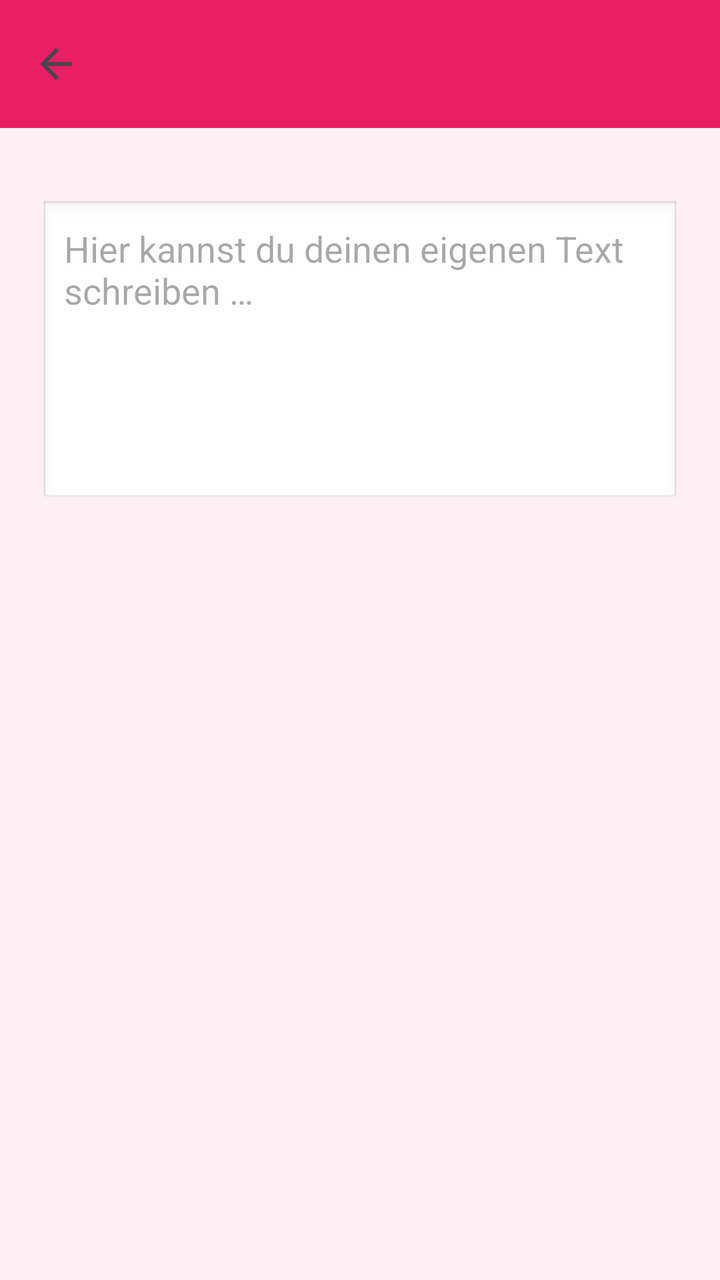
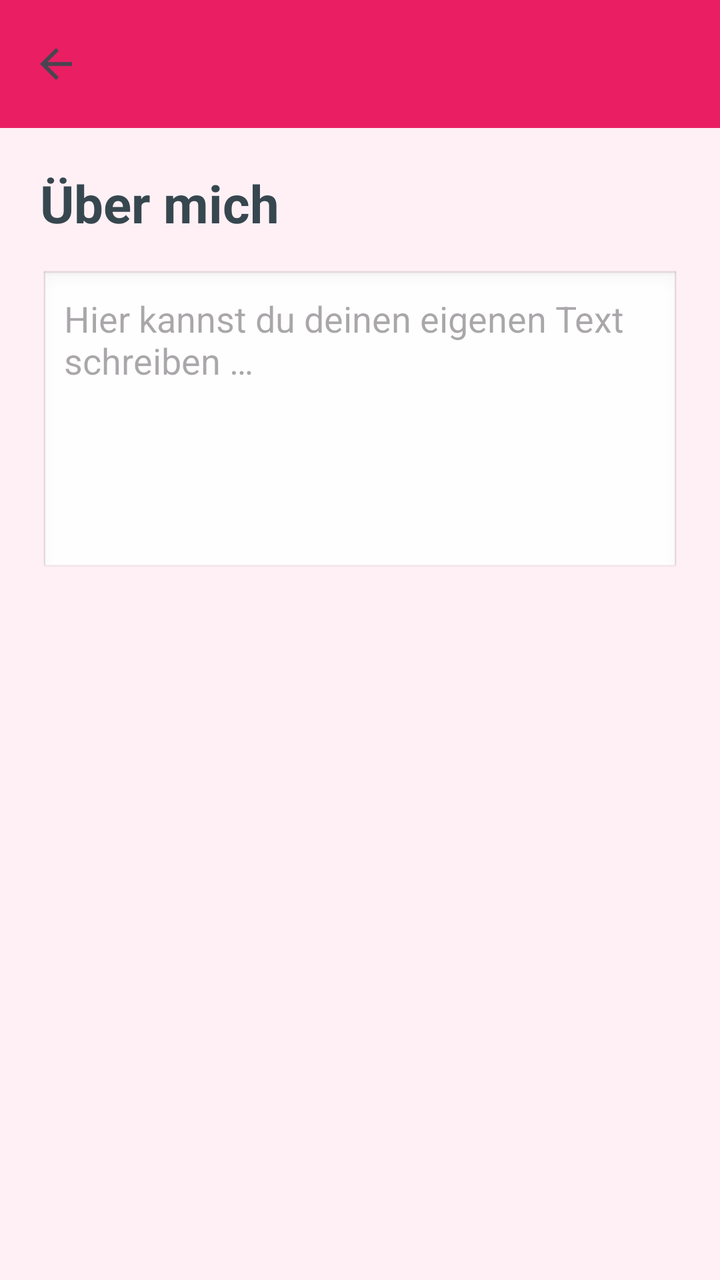

Screens rendered from an Android XML layout before and after an edit, with the pre-edit source and the edit as a unified diff.
<!-- AndroidManifest.xml: application theme Theme.MeinTagebuch -->
<!-- res/layout/activity_ueber_mich.xml -->
<?xml version="1.0" encoding="utf-8"?>
<LinearLayout
    xmlns:android="http://schemas.android.com/apk/res/android"
    xmlns:app="http://schemas.android.com/apk/res-auto"
    android:layout_width="match_parent"
    android:layout_height="match_parent"
    android:orientation="vertical"
    android:background="@color/background">

    
    <include layout="@layout/include_toolbar"/>

    <ScrollView
        android:layout_width="match_parent"
        android:layout_height="match_parent">

        <LinearLayout
            android:layout_width="match_parent"
            android:layout_height="wrap_content"
            android:orientation="vertical"
            android:padding="20dp">

            <TextView
                android:text="Über mich"
                android:textSize="26sp"
                android:textStyle="bold"
                android:textColor="@color/primary_text"
                android:layout_marginBottom="16dp"/>

            <EditText
                android:hint="Hier kannst du deinen eigenen Text schreiben …"
                android:minLines="6"
                android:gravity="top"
                android:padding="12dp"
                android:background="@android:drawable/edit_text"
                android:layout_width="match_parent"
                android:layout_height="wrap_content"/>
        </LinearLayout>
    </ScrollView>
</LinearLayout>
<!-- res/layout/include_toolbar.xml (included above) -->
<?xml version="1.0" encoding="utf-8"?>
<androidx.appcompat.widget.Toolbar
    xmlns:android="http://schemas.android.com/apk/res/android"
    xmlns:app="http://schemas.android.com/apk/res-auto"
    android:id="@+id/toolbar"
    android:layout_width="match_parent"
    android:layout_height="?attr/actionBarSize"
    android:background="@color/primary"
    android:elevation="4dp"
    app:titleTextColor="@android:color/white"
    app:navigationIcon="?attr/homeAsUpIndicator"/>
<!-- resources referenced by this layout -->
<resources>
  <color name="background">#FFF0F5</color>
  <color name="primary">#E91E63</color>
  <color name="primary_text">#37474F</color>
  <style name="Theme.MeinTagebuch" parent="Base.Theme.MeinTagebuch" />
  <style name="Base.Theme.MeinTagebuch" parent="Theme.Material3.DayNight.NoActionBar">
          
          
      </style>
</resources>

<!-- the commit's change to res/layout/activity_ueber_mich.xml (unified diff, before → after) -->
@@ -21,6 +21,8 @@
             android:padding="20dp">
 
             <TextView
+                android:layout_height="wrap_content"
+                android:layout_width="wrap_content"
                 android:text="Über mich"
                 android:textSize="26sp"
                 android:textStyle="bold"
